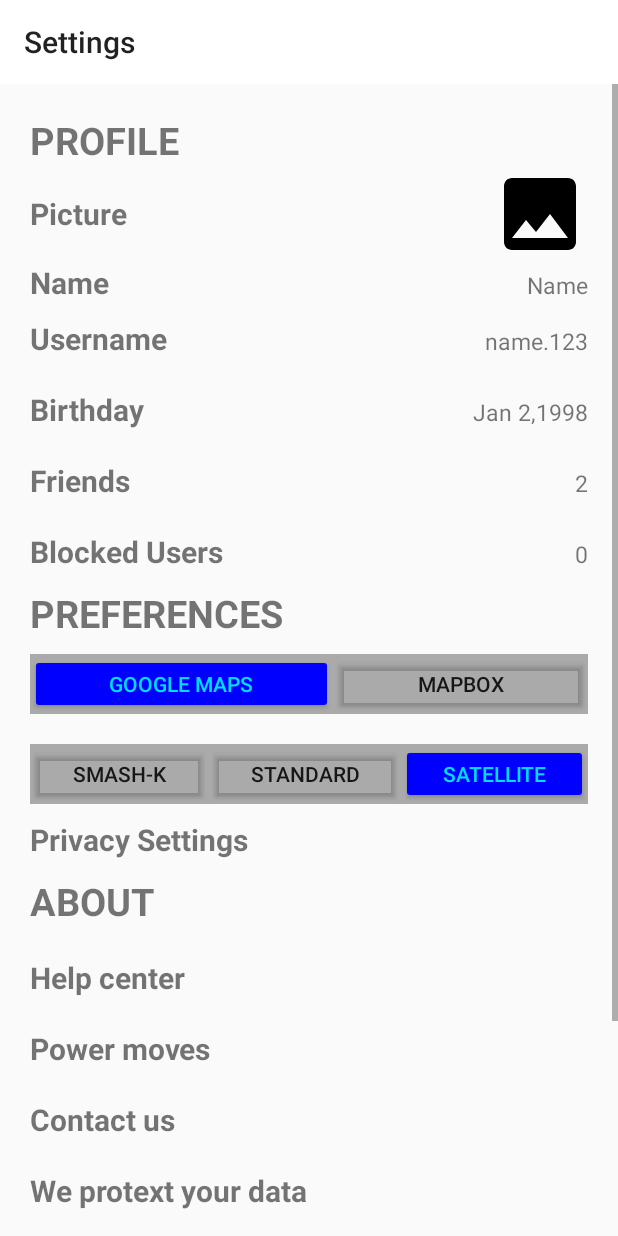
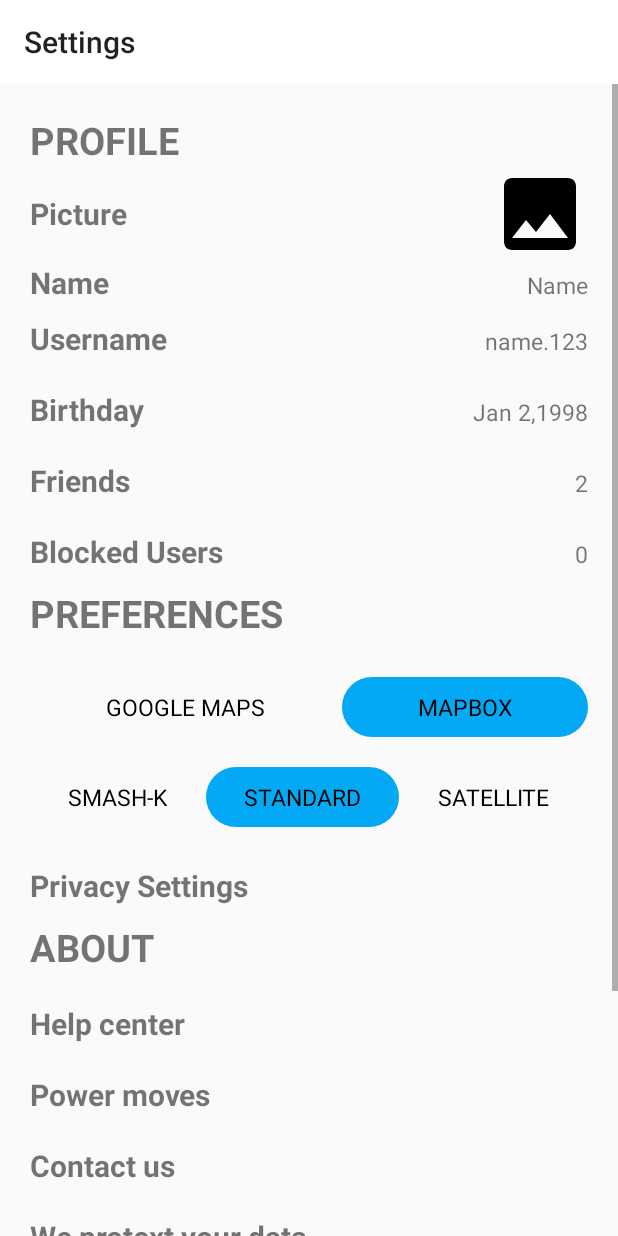
Before and after one commit to Fas96/SoftDev, an Android app: the NotificationsFragment screen opened through its navigation route, after a tap on an icon or button, on a phone screen of 412 x 824 dp. Run offline under Robolectric (Android 15) with nearby library versions, the phone set to English and light mode, and no system bars; our stand-ins replace CircleImageView, navigation-ui; pictures from the network do not load; Roboto replaces fonts that are not available here.

Commit message:
Settings UI updated

```diff
--- a/app/src/main/AndroidManifest.xml
+++ b/app/src/main/AndroidManifest.xml
@@ -25,6 +25,8 @@
         <activity android:name=".TalkActivity" android:label="TalkActivity 입니다."/>
         <activity android:name=".FriendProfileActivity" android:label="FriendProfileActivity 입니다."/>
         <activity android:name=".SettingsActivity" android:label="Settings Activity"/>
+        <activity android:name=".PrivacySettings" android:label="Privacy Activity"/>
+        <activity android:name=".ContactUsSettings" android:label="Contact Us Activity"/>
     </application>
 
 </manifest>
--- a/app/src/main/java/com/fas/smash_k/SettingsActivity.java
+++ b/app/src/main/java/com/fas/smash_k/SettingsActivity.java
@@ -1,19 +1,27 @@
 package com.fas.smash_k;
 
 import android.app.Activity;
+import android.app.DatePickerDialog;
 import android.app.Dialog;
 import android.content.Intent;
 import android.graphics.Bitmap;
+import android.graphics.drawable.Drawable;
 import android.net.Uri;
+import android.os.Build;
 import android.os.Bundle;
 import android.provider.MediaStore;
 import android.view.View;
 import android.view.WindowManager;
 import android.widget.Button;
+import android.widget.DatePicker;
 import android.widget.EditText;
+import android.widget.RadioButton;
+import android.widget.RadioGroup;
 import android.widget.TextView;
+import android.widget.Toast;
 
 import java.io.IOException;
+import java.util.Calendar;
 
 import de.hdodenhof.circleimageview.CircleImageView;
 
@@ -22,8 +30,12 @@ public class SettingsActivity extends Activity implements View.OnClickListener {
     //Changeeed
     private static final int PICK_IMAGE = 1;
 
+    //hooks for map changing
+    RadioGroup radioGroup1,radioGroup2;
+    RadioButton radioButton;
+
     Dialog MyDialoge;
-    TextView changeName,changeUsername,changeBirthday;
+    TextView changeName,changeUsername,changeBirthday,privacy,contactus;
     Uri imageUri;
     private CircleImageView ProfileImage;
     @Override
@@ -32,15 +44,53 @@ public class SettingsActivity extends Activity implements View.OnClickListener {
         setContentView(R.layout.settings);
 
 
+        //hooks for different types of maps
+        radioGroup1=findViewById(R.id.mapGroupButtons1);
+        radioGroup2=findViewById(R.id.mapGroupButtons2);
+
+
+        //hooks
         changeName=findViewById(R.id.changeName);
         changeUsername=findViewById(R.id.changeUsername);
         changeBirthday=findViewById(R.id.changeBirthday);
+        privacy=findViewById(R.id.privacy);
+        contactus=findViewById(R.id.contactus);
         ProfileImage=findViewById(R.id.profileimage);
         ProfileImage.setOnClickListener(this);
 
-        changeName.setOnClickListener(new View.OnClickListener() {
+
+
+        //FOR DIFFERENT MAP OPTIONS
+        radioGroup1.setOnCheckedChangeListener(new RadioGroup.OnCheckedChangeListener() {
             @Override
-            public void onClick(View v) {
+            public void onCheckedChanged(RadioGroup radioGroup, int i) {
+                radioButton=findViewById(i);
+                Toast.makeText(getApplicationContext(),radioButton.getText().toString()+" Button Clickeddd",Toast.LENGTH_LONG).show();
+            }
+        });
+
+        radioGroup2.setOnCheckedChangeListener(new RadioGroup.OnCheckedChangeListener() {
+            @Override
+            public void onCheckedChanged(RadioGroup radioGroup, int i) {
+                radioButton=findViewById(i);
+                Toast.makeText(getApplicationContext(),radioButton.getText().toString()+" Button Clickeddd",Toast.LENGTH_LONG).show();
+            }
+        });
+
+
+
+
+
+        contactus.setOnClickListener(view -> {
+            Intent intent=new Intent(SettingsActivity.this,ContactUsSettings.class);
+            startActivity(intent);
+        });
+
+        privacy.setOnClickListener(view -> {
+            Intent intent=new Intent(SettingsActivity.this,PrivacySettings.class);
+            startActivity(intent);
+        });
+        changeName.setOnClickListener((View.OnClickListener) v -> {
             MyDialoge=new Dialog(SettingsActivity.this);
             MyDialoge.setContentView(R.layout.changename);
             MyDialoge.setTitle("Change Name");
@@ -50,22 +100,23 @@ public class SettingsActivity extends Activity implements View.OnClickListener {
             Button done=(Button)MyDialoge.findViewById(R.id.OK);
             MyDialoge.show();
 
-                done.setOnClickListener(new View.OnClickListener() {
-                    @Override
-                    public void onClick(View v) {
+            done.setOnClickListener(v1 -> {
+                if(getName.getText().toString().isEmpty())
+                {
+                    getName.setError("Invalid");
+                }else{
+                    getName.setError(null);
                     changeName.setText(getName.getText().toString());
 
                     MyDialoge.cancel();
+                }
 
-                    }
+
             });
-            }
         });
 
 
-        changeUsername.setOnClickListener(new View.OnClickListener() {
-            @Override
-            public void onClick(View v) {
+        changeUsername.setOnClickListener((View.OnClickListener) v -> {
             MyDialoge=new Dialog(SettingsActivity.this);
             MyDialoge.setContentView(R.layout.changeusername);
             MyDialoge.setTitle("Change Name");
@@ -75,17 +126,19 @@ public class SettingsActivity extends Activity implements View.OnClickListener {
             Button done=(Button)MyDialoge.findViewById(R.id.OK);
             MyDialoge.show();
 
-                done.setOnClickListener(new View.OnClickListener() {
-                    @Override
-                    public void onClick(View v) {
+            done.setOnClickListener(v12 -> {
+                if(getName.getText().toString().isEmpty())
+                {
+                    getName.setError("Invalid");
+                }else{
                     changeUsername.setText(getName.getText().toString());
 
                     MyDialoge.cancel();
+                }
 
-                    }
+
             });
 
-            }
         });
 
 
@@ -93,24 +146,20 @@ public class SettingsActivity extends Activity implements View.OnClickListener {
             @Override
             public void onClick(View v) {
 
-                MyDialoge=new Dialog(SettingsActivity.this);
-                MyDialoge.setContentView(R.layout.changebirthday);
-                MyDialoge.setTitle("Change Name");
-
-
-                final EditText getName=(EditText)MyDialoge.findViewById(R.id.getName);
-                Button done=(Button)MyDialoge.findViewById(R.id.OK);
-                MyDialoge.show();
-
-                done.setOnClickListener(new View.OnClickListener() {
+                DatePickerDialog picker;
+                final Calendar cldr = Calendar.getInstance();
+                int day = cldr.get(Calendar.DAY_OF_MONTH);
+                int month = cldr.get(Calendar.MONTH);
+                int year = cldr.get(Calendar.YEAR);
+                // date picker dialog
+                picker = new DatePickerDialog(SettingsActivity.this,
+                        new DatePickerDialog.OnDateSetListener() {
                             @Override
-                    public void onClick(View v) {
-                        changeBirthday.setText(getName.getText().toString());
-
-                        MyDialoge.cancel();
-
+                            public void onDateSet(DatePicker view, int year, int monthOfYear, int dayOfMonth) {
+                                changeBirthday.setText(dayOfMonth + "/" + (monthOfYear + 1) + "/" + year);
                             }
-                });
+                        }, year, month, day);
+                picker.show();
 
             }
         });
--- /dev/null
+++ b/app/src/main/res/drawable/button_selectors.xml
@@ -0,0 +1,4 @@
+<?xml version="1.0" encoding="utf-8"?>
+<selector xmlns:android="http://schemas.android.com/apk/res/android">
+<item android:state_focused="true" android:drawable="@color/pressedbuttonbgcolor" />
+</selector>
--- /dev/null
+++ b/app/src/main/res/drawable/regular_button.xml
@@ -0,0 +1,11 @@
+<?xml version="1.0" encoding="utf-8"?>
+<shape
+    xmlns:android="http://schemas.android.com/apk/res/android"
+    android:shape="rectangle" >
+    <corners
+        android:radius="0dp" />
+    <solid
+        android:color="@android:color/transparent" />
+    <color android:color="#28FFDF"/>
+
+</shape>
--- /dev/null
+++ b/app/src/main/res/drawable/selected_button.xml
@@ -0,0 +1,7 @@
+<?xml version="1.0" encoding="utf-8"?>
+
+<shape xmlns:android="http://schemas.android.com/apk/res/android"
+    android:shape="rectangle">
+    <corners android:radius="20dp" />
+    <solid android:color="#03A9F4" />
+</shape>
--- /dev/null
+++ b/app/src/main/res/drawable/togglebuttoneffects.xml
@@ -0,0 +1,8 @@
+<?xml version="1.0" encoding="utf-8"?>
+<selector xmlns:android="http://schemas.android.com/apk/res/android">
+
+    <item android:color="#28FFDF" android:drawable="@drawable/regular_button" android:state_checked="false" />
+    <item android:drawable="@drawable/selected_button" android:state_checked="true" />
+
+
+</selector>
--- a/app/src/main/res/layout/fragment_notifications.xml
+++ b/app/src/main/res/layout/fragment_notifications.xml
@@ -187,11 +187,13 @@
                       android:layout_height="wrap_content"
                       android:backgroundTint="@android:color/transparent"
                       android:layout_weight="1"
+                      android:id="@+id/appicon1"
                       app:srcCompat="@drawable/ic_baseline_mood_24"
                       tools:ignore="VectorDrawableCompat" />
                   <ImageButton
                       android:layout_width="wrap_content"
                       android:layout_height="wrap_content"
+                      android:id="@+id/appicon2"
                       android:backgroundTint="@android:color/transparent"
                       android:layout_weight="1"
                       app:srcCompat="@drawable/ic_baseline_mood_24"
@@ -199,6 +201,7 @@
                   <ImageButton
                       android:layout_width="wrap_content"
                       android:layout_height="wrap_content"
+                      android:id="@+id/appicon3"
                       android:backgroundTint="@android:color/transparent"
                       android:layout_weight="1"
                       app:srcCompat="@drawable/ic_baseline_mood_24"
@@ -206,6 +209,7 @@
                   <ImageButton
                       android:layout_width="wrap_content"
                       android:layout_height="wrap_content"
+                      android:id="@+id/appicon4"
                       android:backgroundTint="@android:color/transparent"
                       android:layout_weight="1"
                       app:srcCompat="@drawable/ic_baseline_mood_24"
--- a/app/src/main/res/layout/settings.xml
+++ b/app/src/main/res/layout/settings.xml
@@ -160,79 +160,99 @@
                 android:layout_width="match_parent"
                 android:layout_height="wrap_content"
                 android:fontFamily="@font/aclonica"
+                android:layout_marginBottom="25dp"
                 android:text="PREFERENCES"
                 android:textSize="25dp"
                 android:textStyle="bold" />
+
+
             <LinearLayout
                 android:layout_width="match_parent"
                 android:layout_height="wrap_content"
-                android:orientation="vertical"
+                android:orientation="vertical">
+
+                <RadioGroup
+                    android:id="@+id/mapGroupButtons1"
+                    android:layout_width="match_parent"
+                    android:layout_height="wrap_content"
+                    android:orientation="horizontal"
+                    android:weightSum="2">
+
+                    <RadioButton
+                        android:layout_width="wrap_content"
+                        android:layout_height="40dp"
+                        android:layout_weight="1"
+                        android:id="@+id/googlemaps"
+                        android:background="@drawable/togglebuttoneffects"
+                        android:button="@android:color/transparent"
+                        android:gravity="center"
+                        android:text="GOOGLE MAPS"
+                        android:textSize="15sp" />
+
+                    <RadioButton
+                        android:layout_width="wrap_content"
+                        android:layout_height="40dp"
+                        android:layout_weight="1"
+                        android:id="@+id/mapbox"
+                        android:background="@drawable/togglebuttoneffects"
+                        android:button="@android:color/transparent"
+                        android:gravity="center"
+                        android:checked="true"
+                        android:text="MAPBOX"
+                        android:textSize="15sp" />
+
+                </RadioGroup>
+
+                <RadioGroup
+                    android:id="@+id/mapGroupButtons2"
+                    android:layout_width="match_parent"
+                    android:layout_height="wrap_content"
+                    android:layout_marginTop="20dp"
+                    android:orientation="horizontal"
                     android:weightSum="3">
 
+                    <RadioButton
+                        android:layout_width="wrap_content"
+                        android:layout_height="40dp"
+                        android:layout_weight="1"
+                        android:background="@drawable/togglebuttoneffects"
+                        android:button="@android:color/transparent"
+                        android:gravity="center"
+                        android:id="@+id/smashkmap"
+                        android:text="SMASH-K"
+                        android:textSize="15sp" />
 
-                <LinearLayout
+                    <RadioButton
+                        android:layout_width="wrap_content"
+                        android:layout_height="40dp"
                         android:layout_weight="1"
-                    android:layout_width="match_parent"
+                        android:background="@drawable/togglebuttoneffects"
+                        android:button="@android:color/transparent"
+                        android:checked="true"
+                        android:gravity="center"
+                        android:id="@+id/standardmap"
+                        android:text="STANDARD"
+                        android:textSize="15sp" />
+
+                    <RadioButton
+                        android:layout_width="wrap_content"
                         android:layout_height="40dp"
-                    android:orientation="horizontal"
-                    android:layout_marginTop="10dp"
-                    android:layout_marginBottom="10dp"
-                    android:weightSum="2"
-                    android:background="@android:color/darker_gray">
+                        android:layout_weight="1"
+                        android:background="@drawable/togglebuttoneffects"
+                        android:button="@android:color/transparent"
+                        android:gravity="center"
+                        android:text="SATELLITE"
+                        android:id="@+id/satellitemap"
+                        android:textSize="15sp" />
 
-                    <Button
-                        android:layout_width="wrap_content"
-                        android:layout_height="wrap_content"
-                        android:bottomRightRadius="50dp"
-                        android:bottomLeftRadius="50dp"
-                        android:layout_weight="1"
-                        android:topLeftRadius="50dp"
-                        android:topRightRadius="100dp"
-                        android:backgroundTint="#0000ff"
-                        android:textColor="@android:color/holo_blue_bright"
-                        android:text="Google Maps"/>
-                    <Button
-                        android:layout_width="wrap_content"
-                        android:layout_height="wrap_content"
-                        android:layout_weight="1"
-                        android:backgroundTint="@android:color/transparent"
-                        android:text="MAPBOX"/>
+                </RadioGroup>
 
 
-                </LinearLayout>
-                <LinearLayout
-                    android:layout_weight="1"
-                    android:layout_width="match_parent"
-                    android:layout_height="40dp"
-                    android:orientation="horizontal"
-                    android:layout_marginTop="10dp"
-                    android:layout_marginBottom="10dp"
-                    android:weightSum="3"
-                    android:background="@android:color/darker_gray">
-
-                    <Button
-                        android:layout_width="wrap_content"
-                        android:layout_height="wrap_content"
-                        android:layout_weight="1"
-                        android:backgroundTint="@android:color/transparent"
-                        android:text="SMASH-K"/>
-                    <Button
-                        android:layout_width="wrap_content"
-                        android:layout_height="wrap_content"
-                        android:layout_weight="1"
-                        android:backgroundTint="@android:color/transparent"
-                        android:text="STANDARD"/>
-                    <Button
-                        android:layout_width="wrap_content"
-                        android:layout_height="wrap_content"
-                        android:layout_weight="1"
-                        android:backgroundTint="#0000ff"
-                        android:textColor="@android:color/holo_blue_bright"
-                        android:text="SATELLITE"/>
             </LinearLayout>
 
             <LinearLayout
                 android:layout_width="match_parent"
+                android:layout_marginTop="25dp"
                 android:layout_height="wrap_content"
                 android:layout_weight="1">
 
@@ -240,22 +260,23 @@
                     android:layout_width="wrap_content"
                     android:layout_height="wrap_content"
                     android:layout_weight="1"
+                    android:id="@+id/privacy"
                     android:text="Privacy Settings"
                     android:textSize="20sp"
                     android:textStyle="bold" />
 
             </LinearLayout>
 
-            </LinearLayout>
 
             <TextView
+
                 android:layout_marginTop="10dp"
                 android:layout_marginBottom="10dp"
                 android:layout_width="match_parent"
                 android:layout_height="wrap_content"
                 android:fontFamily="@font/aclonica"
                 android:text="ABOUT"
-                android:textSize="25dp"
+                android:textSize="25sp"
                 android:textStyle="bold" />
 
             <LinearLayout
@@ -289,6 +310,7 @@
                     android:layout_height="wrap_content"
                     android:layout_weight="1"
                     android:text="Contact us"
+                    android:id="@+id/contactus"
                     android:textSize="20sp"
                     android:textStyle="bold" />
                 <TextView
@@ -342,16 +364,6 @@
                     android:text="SMASH-K V1"
                     android:layout_gravity="center"/>
             </LinearLayout>
-
-
-
-
         </LinearLayout>
-
-
     </ScrollView>
-
-
-
-
 </LinearLayout>
--- a/app/src/main/res/values/colors.xml
+++ b/app/src/main/res/values/colors.xml
@@ -9,4 +9,8 @@
     <color name="colorwhite">#ffffff</color>
     <color name="mapboxBlue">#4264fb</color>
     <color name="mapboxGrayLight">#c6d2e1</color>
+
+    //button text color
+    <color name="pressedbuttontextcolor">#39E7FD</color>
+    <color name="pressedbuttonbgcolor">#041571</color>
 </resources>
--- a/app/src/main/res/values/strings.xml
+++ b/app/src/main/res/values/strings.xml
@@ -9,7 +9,7 @@
     <string name="user_location_permission_explanation">Permission is needed-Explantion</string>
     <string name="user_location_permission_not_granted">user location permission not granted</string>
     <string name="new_location">new location</string>
-    <string name="lorem">What is Lorem Ipsum Lorem Ipsum is simply dummy text of the printing and typesetting industry Lorem Ipsum has been the industry standard dummy text ever since the 1500s when an unknown printer took a galley of type and scrambled it to make a type specimen book it has?</string>
+    <string name="privacytext">Only those in your contacts can add you as a friend.\n\nYou can exchange messages and emojis to people in your phone contact and your Smash-K friends only.</string>
     <string name="smashkmsg">In a stroke of genius, you enjoyed Smash-K on a bright morning in May 2020. It\'s been 1 day since then and our love for you has never faltered.</string>
     <string name="profile_id">Profile id</string>
     <string name="name_ex">name.123</string>
```
Also changed, not shown: app/src/main/java/com/fas/smash_k/ContactUsSettings.java (added, +16 -0 lines), app/src/main/java/com/fas/smash_k/MainActivity.java (+42 -6 lines), app/src/main/java/com/fas/smash_k/PrivacySettings.java (added, +31 -0 lines), app/src/main/java/com/fas/smash_k/ui/notifications/NotificationsFragment.java (+62 -6 lines), app/src/main/res/layout/change_icon_dialogue_box.xml (added, +50 -0 lines), app/src/main/res/layout/changebirthday.xml (deleted, +0 -27 lines), app/src/main/res/layout/contactus.xml (added, +70 -0 lines), app/src/main/res/layout/privacy.xml (added, +44 -0 lines). Lines whose indentation alone changed are shown as unchanged.
